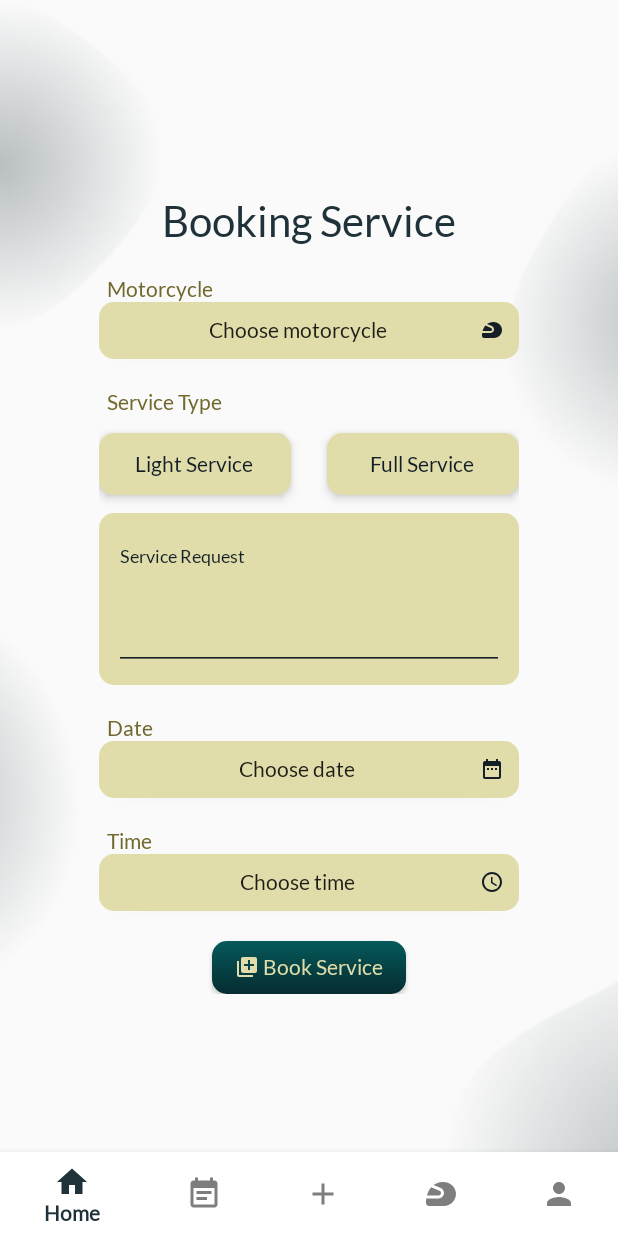
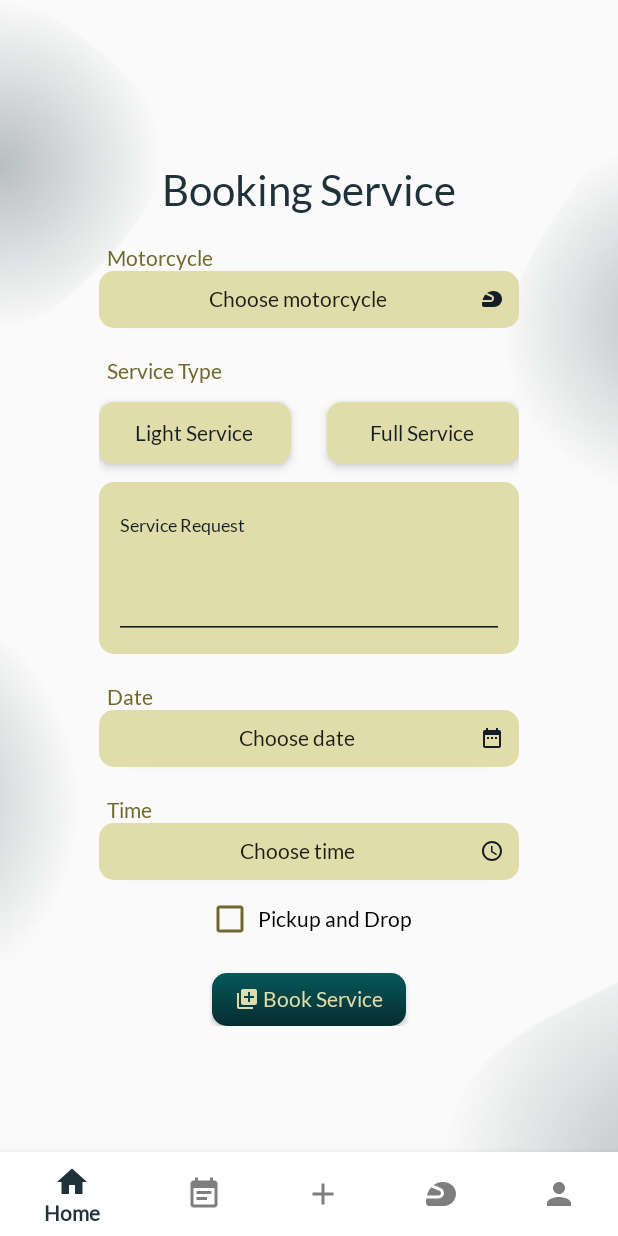
Before and after one commit to leonardo-lim/fixcycle, an Android app: the fragment BookServiceFragment placed in its activity, on a phone screen of 412 x 824 dp. Run offline under Robolectric (Android 15) with nearby library versions, the phone set to English and light mode, and no system bars; 1 statement that could not run was skipped.

Commit message:
Add pickup and drop to book service

```diff
--- a/app/src/main/res/layout/fragment_book_service.xml
+++ b/app/src/main/res/layout/fragment_book_service.xml
@@ -190,6 +190,17 @@
                 app:layout_constraintEnd_toEndOf="parent"
                 />
 
+            <CheckBox
+                android:id="@+id/pickUpCheckBox"
+                android:layout_width="wrap_content"
+                android:layout_height="wrap_content"
+                android:text=" Pickup and Drop"
+                app:layout_constraintStart_toStartOf="parent"
+                app:layout_constraintEnd_toEndOf="parent"
+                android:layout_marginTop="10dp"
+                android:buttonTint="@color/brown"
+                app:layout_constraintTop_toBottomOf="@+id/service_time_btn"/>
+
             <Button
                 android:id="@+id/book_service_btn"
                 android:layout_width="wrap_content"
@@ -204,7 +215,7 @@
                 android:textAllCaps="false"
                 app:layout_constraintEnd_toEndOf="parent"
                 app:layout_constraintStart_toStartOf="parent"
-                app:layout_constraintTop_toBottomOf="@+id/service_time_btn" />
+                app:layout_constraintTop_toBottomOf="@+id/pickUpCheckBox" />
 
             <ProgressBar
                 android:id="@+id/loading"
```
